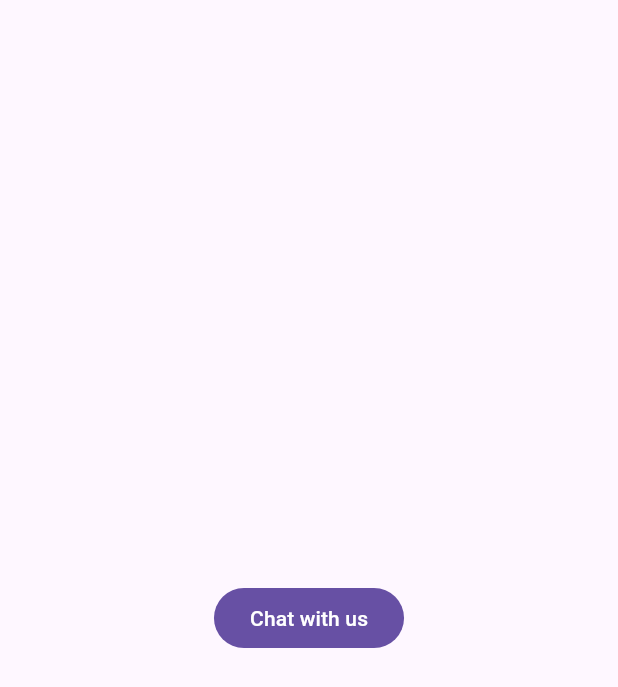
After one commit to Replyze/flutter-live-chat, a Flutter app: the HomePage screen opened directly, on a phone screen of 412 x 824 dp. The commit adds this screen. Shown: the top 687 px of the screen. Run offline on Flutter 3.47's test engine with Material 3 defaults, Android fonts, the phone set to English and light mode, and no system bars; our stand-ins replace webview_flutter; missing offline and left inert: file_selector, webview_flutter_android.

Commit message:
Example: widget test, the README Quickstart as lib/quickstart.dart

```diff
--- a/example/lib/main.dart
+++ b/example/lib/main.dart
@@ -43,8 +43,8 @@ class _HomeScreenState extends State<HomeScreen> {
   }
 
   void _signIn() {
-    // userHash comes from YOUR server: HMAC-SHA256(userId, identity secret).
-    // Never put the identity secret in the app.
+    // userHash comes from YOUR server: HMAC-SHA256 of the user id, keyed with
+    // the identity secret. Never put the identity secret in the app.
     Replyze.identify(const ReplyzeUser(userId: 'user_1234', email: 'ana@example.com', name: 'Ana', userHash: null));
     Replyze.setData({'plan': 'pro', 'app_version': '3.2.0'});
     Replyze.pushEvent('Signed in');
--- /dev/null
+++ b/example/lib/quickstart.dart
@@ -0,0 +1,28 @@
+// The Quickstart from the README, as a whole app:
+// flutter run -t lib/quickstart.dart
+import 'package:flutter/material.dart';
+import 'package:replyze_flutter/replyze_flutter.dart';
+
+void main() {
+  Replyze.configure(const ReplyzeOptions(widgetToken: 'wgt_YOUR_TOKEN'));
+  runApp(MaterialApp(
+    builder: (context, child) => ReplyzeHost(child: child!),
+    home: const HomePage(),
+  ));
+}
+
+class HomePage extends StatelessWidget {
+  const HomePage({super.key});
+
+  @override
+  Widget build(BuildContext context) {
+    return Scaffold(
+      body: Center(
+        child: FilledButton(
+          onPressed: () => Replyze.show(context),
+          child: const Text('Chat with us'),
+        ),
+      ),
+    );
+  }
+}
--- a/example/pubspec.yaml
+++ b/example/pubspec.yaml
@@ -13,7 +13,9 @@ dependencies:
     path: ..
 
 dev_dependencies:
-  flutter_lints: ^4.0.0
+  flutter_lints: ">=4.0.0 <7.0.0"
+  flutter_test:
+    sdk: flutter
 
 flutter:
   uses-material-design: true
```
Also changed, not shown: 2 other files.
